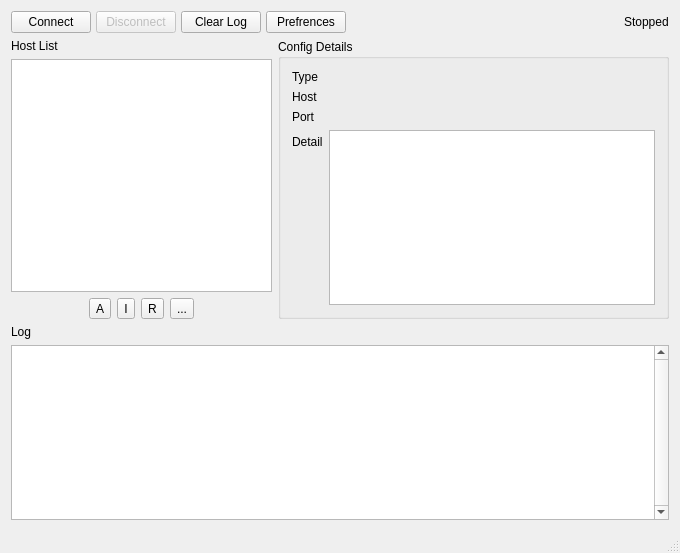
Above: src/w_MainWindow.ui from darsvador/qvssr before the change. Below: the same form after it.
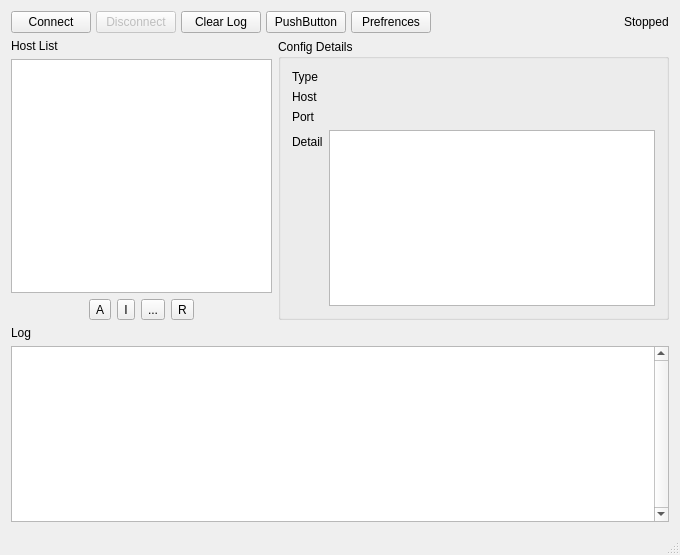
That is the form after the change. Icons and pictures are not drawn.

```diff
--- a/src/w_MainWindow.ui
+++ b/src/w_MainWindow.ui
@@ -10,7 +10,7 @@
     <x>0</x>
     <y>0</y>
     <width>680</width>
-    <height>553</height>
+    <height>555</height>
    </rect>
   </property>
   <property name="sizePolicy">
@@ -37,7 +37,7 @@
    </property>
    <layout class="QGridLayout" name="gridLayout" columnstretch="2,3">
     <item row="0" column="0" colspan="2">
-     <layout class="QHBoxLayout" name="horizontalLayout" stretch="1,1,1,0,0,0">
+     <layout class="QHBoxLayout" name="horizontalLayout" stretch="1,1,1,0,0,0,0">
       <property name="spacing">
        <number>5</number>
       </property>
@@ -65,6 +65,13 @@
         </property>
        </widget>
       </item>
+      <item>
+       <widget class="QPushButton" name="pushButton">
+        <property name="text">
+         <string>PushButton</string>
+        </property>
+       </widget>
+      </item>
       <item>
        <widget class="QPushButton" name="prefrencesBtn">
         <property name="text">
@@ -264,26 +271,6 @@
         </property>
        </widget>
       </item>
-      <item>
-       <widget class="QToolButton" name="removeConfigButton">
-        <property name="sizePolicy">
-         <sizepolicy hsizetype="Fixed" vsizetype="Fixed">
-          <horstretch>0</horstretch>
-          <verstretch>0</verstretch>
-         </sizepolicy>
-        </property>
-        <property name="toolTip">
-         <string>#RemoveConnection</string>
-        </property>
-        <property name="text">
-         <string>R</string>
-        </property>
-        <property name="icon">
-         <iconset resource="../resources.qrc">
-          <normaloff>:/icons/remove_connection_btn.png</normaloff>:/icons/remove_connection_btn.png</iconset>
-        </property>
-       </widget>
-      </item>
       <item>
        <widget class="QToolButton" name="editConfigButton">
         <property name="toolTip">
@@ -298,6 +285,26 @@
         </property>
        </widget>
       </item>
+      <item>
+       <widget class="QToolButton" name="removeConfigButton">
+        <property name="sizePolicy">
+         <sizepolicy hsizetype="Fixed" vsizetype="Fixed">
+          <horstretch>0</horstretch>
+          <verstretch>0</verstretch>
+         </sizepolicy>
+        </property>
+        <property name="toolTip">
+         <string>#RemoveConnection</string>
+        </property>
+        <property name="text">
+         <string>R</string>
+        </property>
+        <property name="icon">
+         <iconset resource="../resources.qrc">
+          <normaloff>:/icons/remove_connection_btn.png</normaloff>:/icons/remove_connection_btn.png</iconset>
+        </property>
+       </widget>
+      </item>
       <item>
        <spacer name="horizontalSpacer_3">
         <property name="orientation">
```
